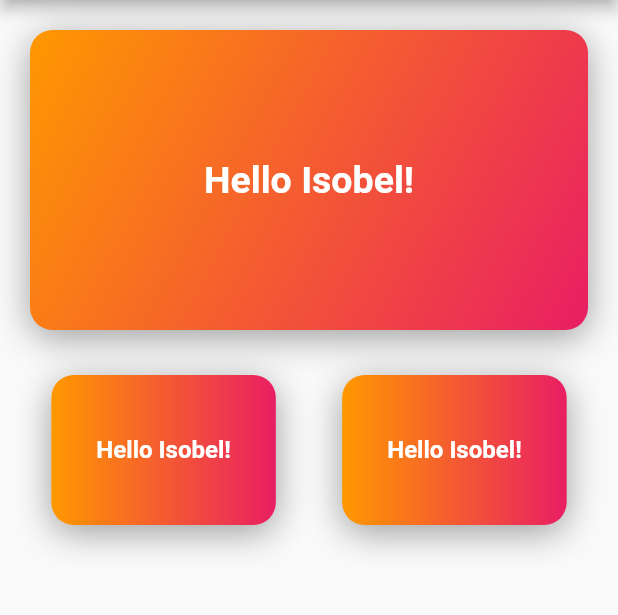
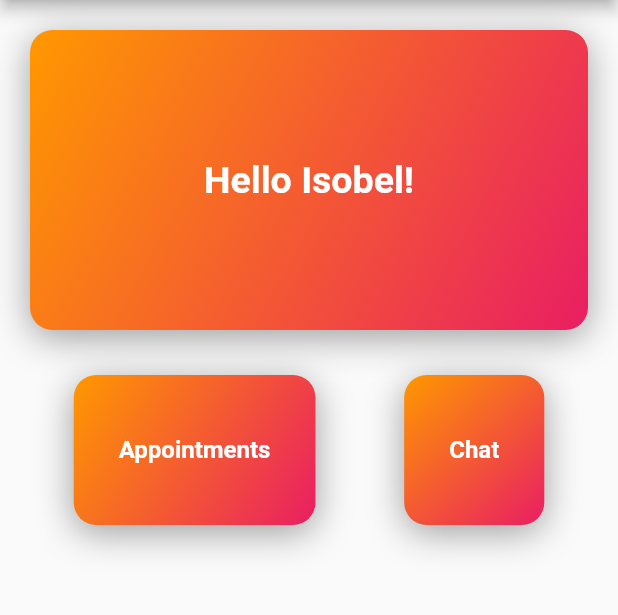
Before and after one commit to DarrynJ/location_sharing_app, a Flutter app: the HomeScreen screen opened directly, on a phone screen of 412 x 824 dp, the part 84-699 px from its top. Run offline on Flutter 3.47's test engine with Material 2 defaults, Android fonts, the phone set to English and light mode, and no system bars; our stand-ins replace flutter_bloc, google_maps_flutter, location; missing offline and left inert: flutter_google_places_hoc081098, google_api_headers, google_maps_webservice, signalr_netcore.

Commit message:
changing titles

```diff
--- a/lib/screens/home_screen.dart
+++ b/lib/screens/home_screen.dart
@@ -45,14 +45,14 @@ class _HomeScreenState extends State<HomeScreen> {
                       fontSize: 25))),
           Row(
             mainAxisAlignment: MainAxisAlignment.spaceEvenly,
-            children: [smallCard(), smallCard()],
+            children: [smallCard("Appointments"), smallCard("Chat")],
           ),
         ],
       ),
     );
   }
 
-  Widget smallCard() {
+  Widget smallCard(String title) {
     return Container(
         height: 100,
         alignment: Alignment.center,
@@ -64,18 +64,18 @@ class _HomeScreenState extends State<HomeScreen> {
               BoxShadow(
                   color: Colors.grey.shade500,
                   blurRadius: 20,
-                  offset: Offset(0, 5))
+                  offset: const Offset(0, 5))
             ],
             gradient: const LinearGradient(
-              begin: Alignment.centerRight,
-              end: Alignment.centerLeft,
+              begin: Alignment.bottomRight,
+              end: Alignment.topLeft,
               colors: [
                 Colors.pink,
                 Colors.orange,
               ],
             )),
-        child: const Text("Hello Isobel!",
-            style: TextStyle(
+        child: Text(title,
+            style: const TextStyle(
                 fontWeight: FontWeight.bold,
                 color: Colors.white,
                 fontSize: 16)));
```
